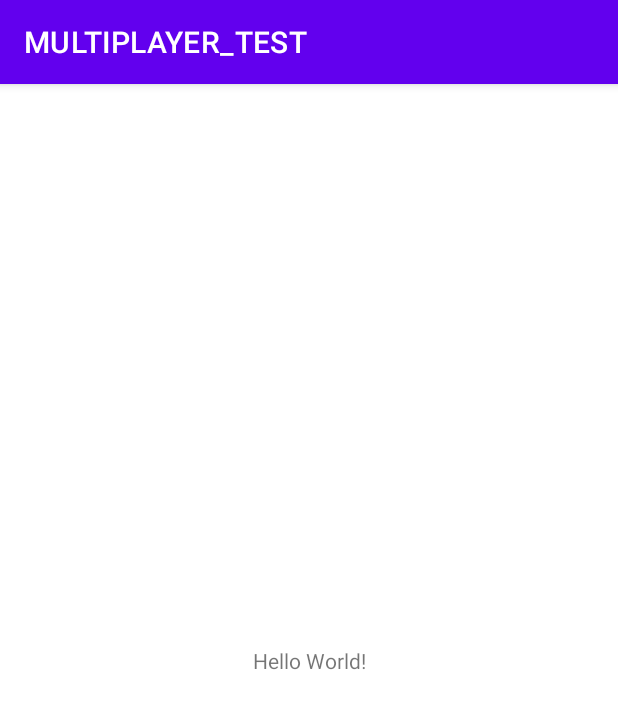
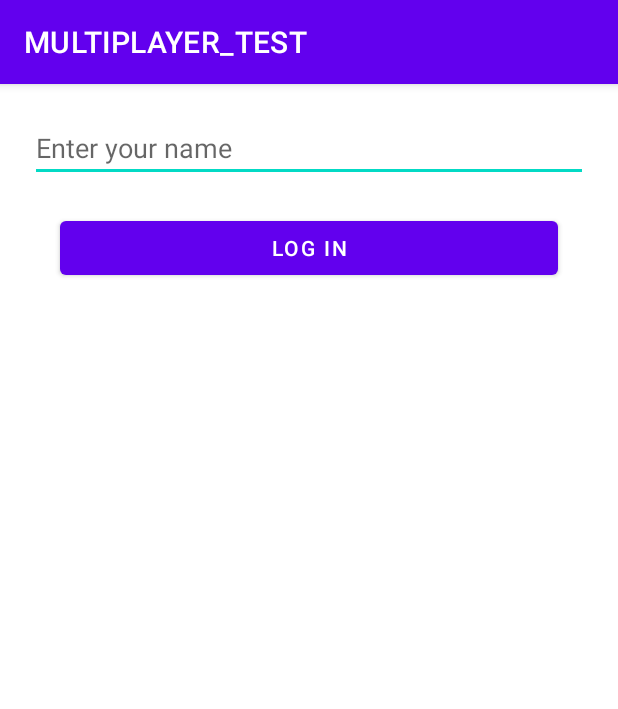
Before and after one commit to JuniorTheF/MULTIPLAYER_TEST, an Android app: the screen it shows after launch (MainActivity), on a phone screen of 412 x 824 dp. Shown: the top 709 px of the screen. Run offline under Robolectric (Android 15) with nearby library versions, the phone set to English and light mode, and no system bars.

Commit message:
initial xml`s setup

```diff
--- a/app/src/main/res/layout/activity_main.xml
+++ b/app/src/main/res/layout/activity_main.xml
@@ -1,18 +1,27 @@
 <?xml version="1.0" encoding="utf-8"?>
-<androidx.constraintlayout.widget.ConstraintLayout xmlns:android="http://schemas.android.com/apk/res/android"
+<LinearLayout xmlns:android="http://schemas.android.com/apk/res/android"
     xmlns:app="http://schemas.android.com/apk/res-auto"
     xmlns:tools="http://schemas.android.com/tools"
     android:layout_width="match_parent"
     android:layout_height="match_parent"
-    tools:context=".MainActivity">
+    tools:context=".MainActivity"
+    android:orientation="vertical"
+    android:padding="20dp">
 
-    <TextView
-        android:layout_width="wrap_content"
+
+    <EditText
+        android:id="@+id/editTextTextPersonName"
+        android:layout_width="match_parent"
         android:layout_height="wrap_content"
-        android:text="Hello World!"
-        app:layout_constraintBottom_toBottomOf="parent"
-        app:layout_constraintEnd_toEndOf="parent"
-        app:layout_constraintStart_toStartOf="parent"
-        app:layout_constraintTop_toTopOf="parent" />
+        android:ems="10"
+        android:inputType="textPersonName"
+        android:hint="Enter your name" />
 
-</androidx.constraintlayout.widget.ConstraintLayout>
+    <Button
+        android:id="@+id/button"
+        android:layout_width="match_parent"
+        android:layout_height="wrap_content"
+        android:layout_margin="20dp"
+        android:layout_marginTop="100dp"
+        android:text="LOG IN" />
+</LinearLayout>
```
Also changed, not shown: app/src/main/AndroidManifest.xml (+14 -0 lines), app/src/main/java/com/example/multiplayer_test/MainActivity2.java (added, +14 -0 lines), app/src/main/java/com/example/multiplayer_test/MainActivity3.java (added, +14 -0 lines), app/src/main/res/layout/activity_main2.xml (added, +24 -0 lines), app/src/main/res/layout/activity_main3.xml (added, +17 -0 lines).
